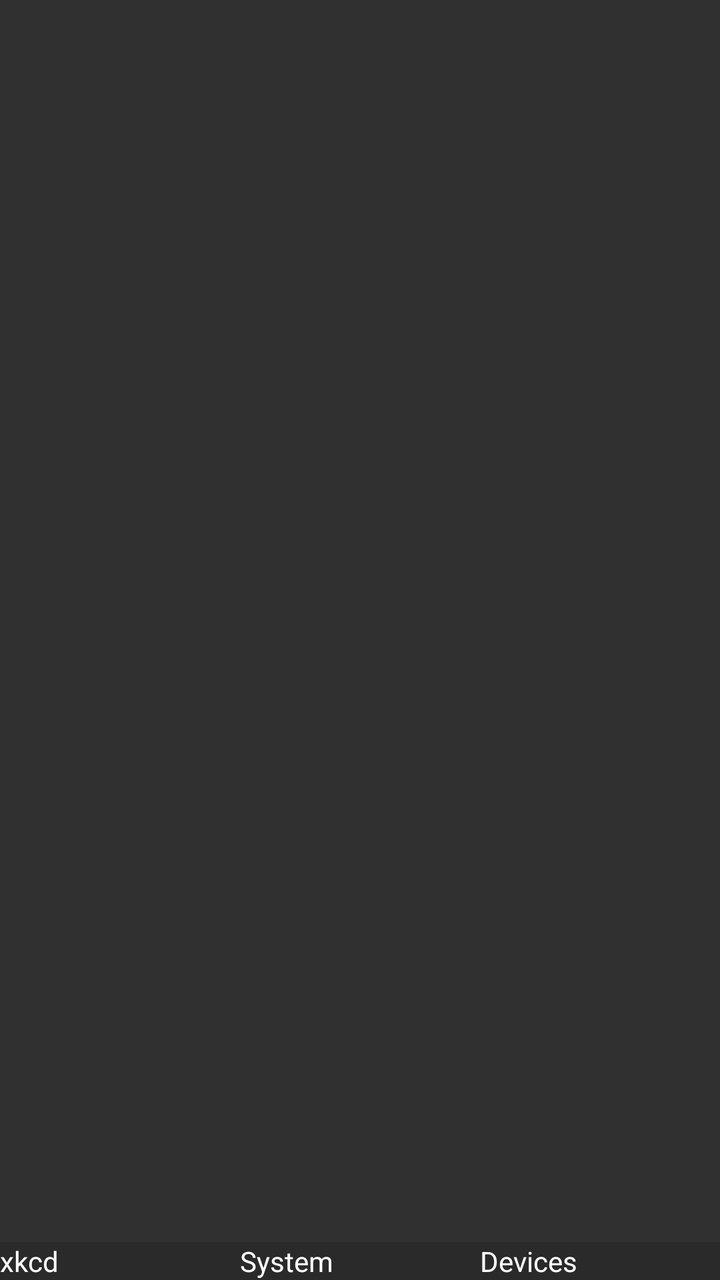
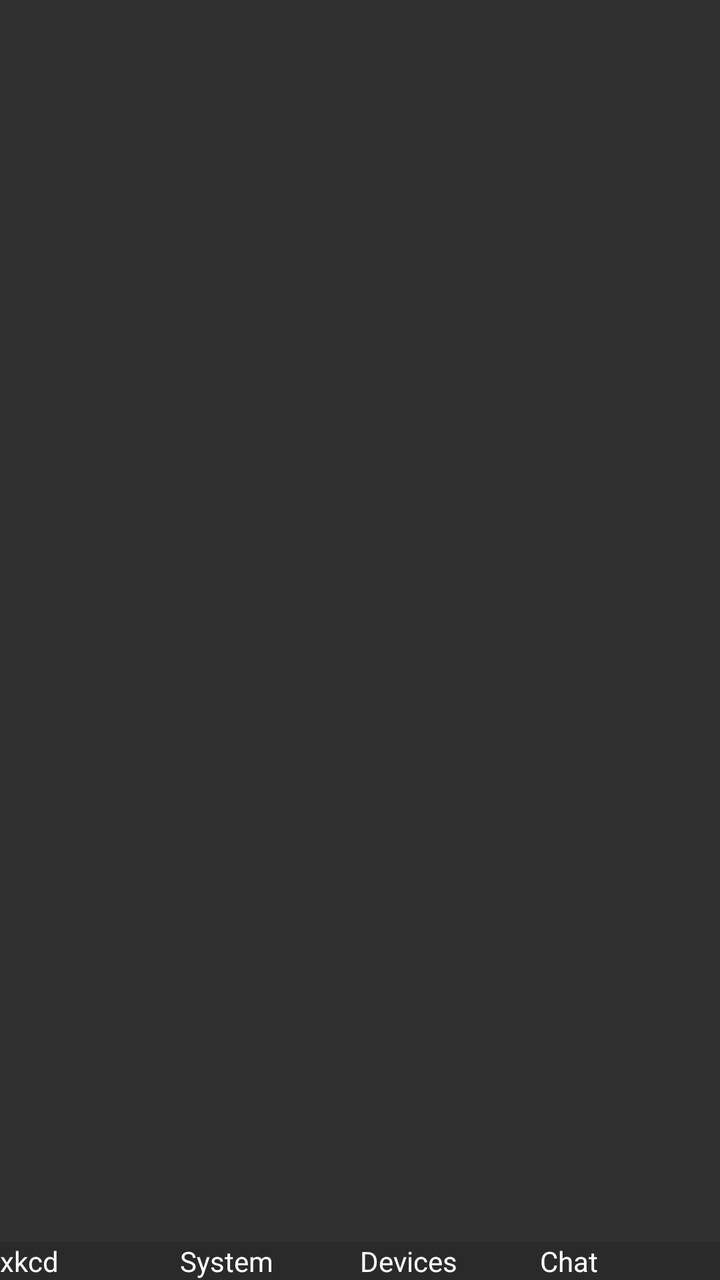

Two renders of the same Android screen: before a commit and after it. Below are the layout's source before the change and the commit's diff.
<!-- AndroidManifest.xml: application theme android:Theme.Material -->
<!-- res/layout/activity_main.xml -->
<?xml version="1.0" encoding="utf-8"?>
<LinearLayout xmlns:android="http://schemas.android.com/apk/res/android"
    android:layout_width="match_parent"
    android:layout_height="match_parent"
    android:orientation="vertical">

    <FrameLayout
        android:id="@+id/content"
        android:layout_width="match_parent"
        android:layout_height="0dp"
        android:layout_weight="1"/>

    <LinearLayout
        android:layout_width="match_parent"
        android:layout_height="wrap_content"
        android:orientation="horizontal"
        android:background="#20000000">

        <Button
            android:id="@+id/nav_xkcd"
            android:layout_width="0dp"
            android:layout_height="wrap_content"
            android:layout_weight="1"
            android:text="xkcd"/>

        <Button
            android:id="@+id/nav_system"
            android:layout_width="0dp"
            android:layout_height="wrap_content"
            android:layout_weight="1"
            android:text="System"/>

        <Button
            android:id="@+id/nav_devices"
            android:layout_width="0dp"
            android:layout_height="wrap_content"
            android:layout_weight="1"
            android:text="Devices"/>
    </LinearLayout>
</LinearLayout>
<!-- resources referenced by this layout -->
<resources>

</resources>

<!-- the commit's change to res/layout/activity_main.xml (unified diff, before → after) -->
@@ -36,5 +36,12 @@
             android:layout_height="wrap_content"
             android:layout_weight="1"
             android:text="Devices"/>
+
+        <Button
+            android:id="@+id/nav_chat"
+            android:layout_width="0dp"
+            android:layout_height="wrap_content"
+            android:layout_weight="1"
+            android:text="Chat"/>
     </LinearLayout>
 </LinearLayout>
